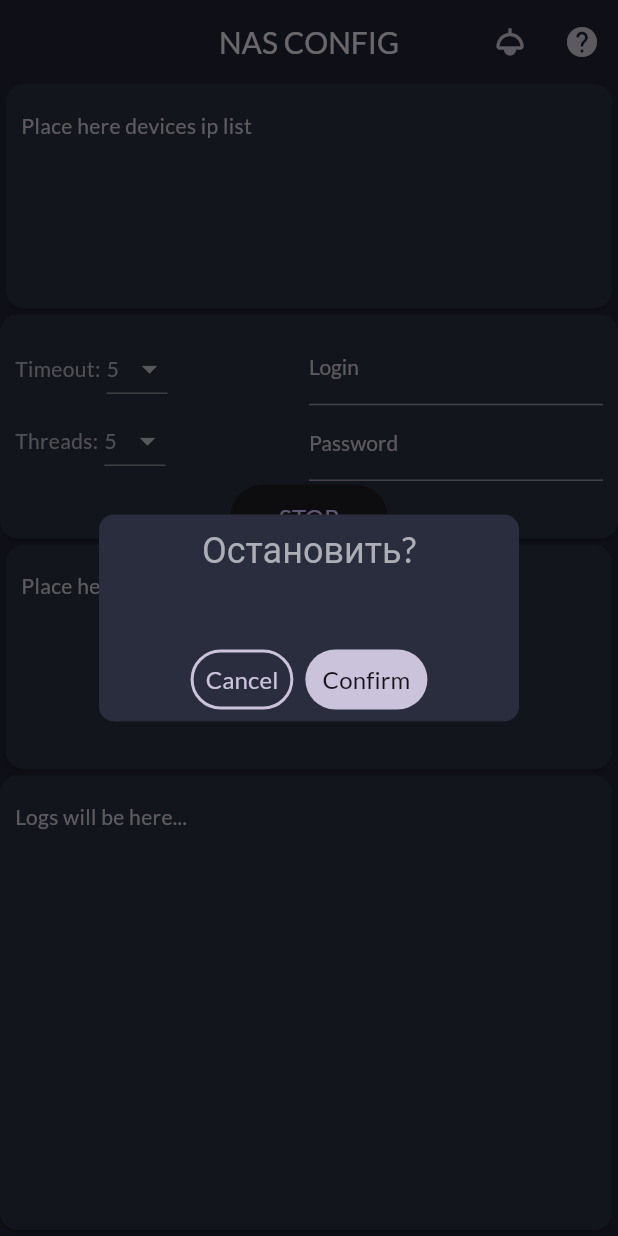
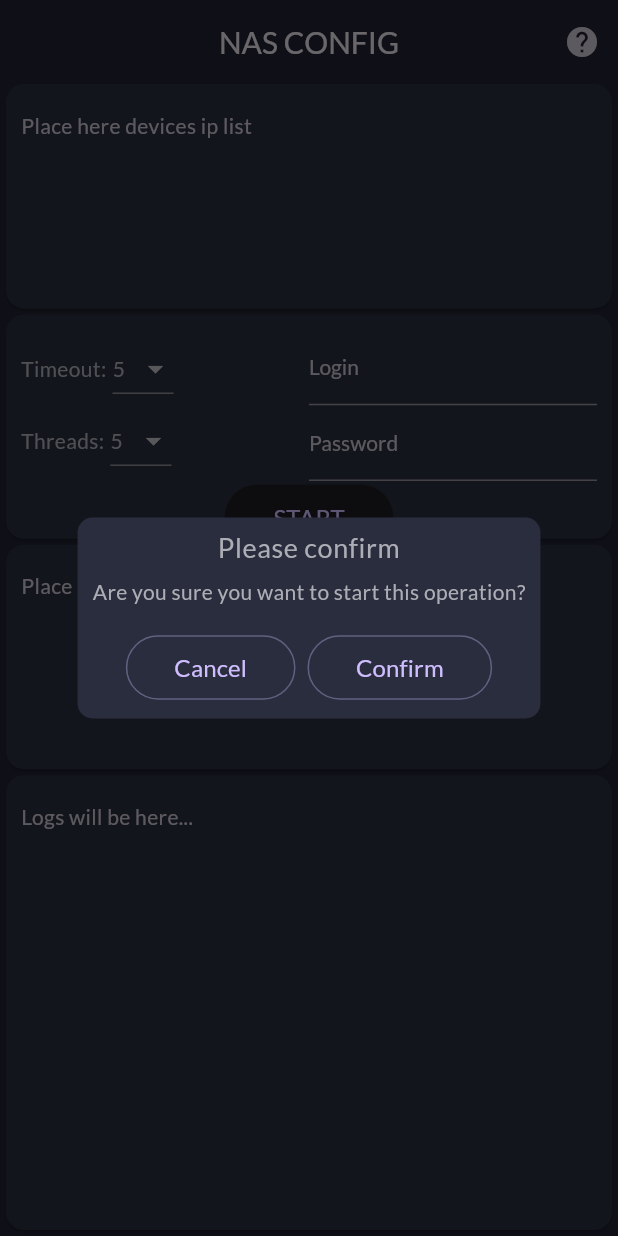
Before and after one commit to c100bit/nas_config, a Flutter app: the screen it shows after launch, after a tap on "START", on a phone screen of 412 x 824 dp. Run offline on Flutter 3.47's test engine with Material 2 defaults, Android fonts, the phone set to English and light mode, and no system bars; our stand-ins replace get, get_storage, google_fonts, responsive_framework.

Commit message:
added dialogs

```diff
--- a/lib/controllers/home_controller.dart
+++ b/lib/controllers/home_controller.dart
@@ -1,8 +1,8 @@
 import 'package:flutter/material.dart';
 import 'package:get/get.dart';
-import 'package:nas_config/core/constants.dart';
 import 'package:nas_config/models/app_model.dart';
 import 'package:nas_config/services/storage_repository.dart';
+import 'package:nas_config/widgets/shared/controls_dialog.dart';
 
 enum Status { stopped, started }
 
@@ -12,7 +12,9 @@ class HomeController extends GetxController {
 
   final settingsChangedInterval = const Duration(milliseconds: 1000);
 
-  final status = Status.stopped.obs;
+  final _status = Status.stopped.obs;
+  get status => _status.value;
+  updateStatus(Status val) => _status(val);
 
   final loginController = TextEditingController();
   final passwordController = TextEditingController();
@@ -22,20 +24,20 @@ class HomeController extends GetxController {
 
   HomeController(this._storageRepository);
 
-  updateStatus(Status val) => status(val);
+  void perform(ControlsDialog dialog) {
+    status == Status.stopped
+        ? dialog.startDialog(_startPerforming)
+        : dialog.stopDialog(_stopPerforming);
+  }
 
-  Future<void> perform() async {
-    Get.defaultDialog(
-        title: 'Остановить?',
-        middleText: "",
-        backgroundColor: secondaryColor,
-        titleStyle: TextStyle(color: textColor),
-        middleTextStyle: TextStyle(color: textColor),
-        textConfirm: "Confirm",
-        textCancel: "Cancel",
-        radius: defaultRadius);
+  void _startPerforming() {
+    print('startPerforming');
+    updateStatus(Status.started);
+  }
 
-    updateStatus(Status.started);
+  void _stopPerforming() {
+    print('stopPerforming');
+    updateStatus(Status.stopped);
   }
 
   void updateTimeout(int? val) => appModel.update((model) =>
--- a/lib/core/app_theme.dart
+++ b/lib/core/app_theme.dart
@@ -13,6 +13,7 @@ class AppTheme {
         colorSchemeSeed: colorSchemeSeed,
         scaffoldBackgroundColor: bgColor,
         canvasColor: secondaryColor,
+        focusColor: focusColor,
         appBarTheme: const AppBarTheme(
           backgroundColor: bgColor,
           scrolledUnderElevation: 0,
@@ -30,6 +31,7 @@ class AppTheme {
 
   TextTheme get _textTheme =>
       GoogleFonts.latoTextTheme(Theme.of(_context).textTheme.copyWith(
-          bodyText2: const TextStyle(color: textColor),
+          bodyText2: const TextStyle(color: textColor, fontSize: bodyTextSize),
+          caption: const TextStyle(color: textColor, fontSize: captionSize),
           button: const TextStyle(color: Colors.blue, fontSize: btnFontSize)));
 }
--- a/lib/core/app_translation.dart
+++ b/lib/core/app_translation.dart
@@ -1,7 +1,7 @@
 abstract class AppTranslation {
   static Map<String, Map<String, String>> translationsKeys = {
     "en_US": enUS,
-    "ru": ru,
+    //  "ru": ru,
   };
 }
 
@@ -9,13 +9,28 @@ final Map<String, String> enUS = {
   'devices_list_hint': 'Place here devices ip list',
   'commands_list_hint': 'Place here commands to execute',
   'logs_hint': 'Logs will be here...',
+  'dialog_stop_text': 'Are you sure you want to abort this operation?',
+  'dialog_start_text': 'Are you sure you want to start this operation?',
+  'controls_dialog_title': 'Please confirm',
+  'cancel': 'Cancel',
+  'confirm': 'Confirm',
+  'ok': 'Enjoy it',
+  'info_dialog_title': 'App Info',
+  'info_dialog_text':
+      '''The app is used to configure MikroTik-devices from ip-list via ssh-protocol.
+
+        1. Set timeout, threads count, login and password
+        2. Put devices ip-list
+        3. Place scope of commands to be executed
+        4. Push the Start button
+        ''',
   'timeout': 'Timeout:',
   'threads': 'Threads:',
   'login': 'Login',
   'password': 'Password',
   'start': 'START',
   'stop': 'STOP',
-  'app_title': 'NAS CONFIG'
+  'app_title': 'NAS CONFIG',
 };
 
 final Map<String, String> ru = {};
--- a/lib/core/constants.dart
+++ b/lib/core/constants.dart
@@ -4,12 +4,15 @@ const secondaryColor = Color(0xFF2A2D3E);
 const bgColor = Color(0xFF212332);
 const colorSchemeSeed = Color(0x006750A4);
 const textColor = Color(0xFFadaeb5);
+const focusColor = Color.fromARGB(255, 94, 98, 128);
 
 const defaultPadding = 10.0;
 const defaultMargin = 4.0;
 const defaultRadius = 10.0;
 
 const btnFontSize = 16.0;
+const captionSize = 18.0;
+const bodyTextSize = 14.0;
 
 const timeoutSelectValues = [5, 10, 20, 30];
 const threadsSelectValues = [5, 10, 20, 30];
--- a/lib/pages/home_page.dart
+++ b/lib/pages/home_page.dart
@@ -5,6 +5,7 @@ import 'package:nas_config/widgets/commands_widget.dart';
 import 'package:nas_config/widgets/controls_widget.dart';
 import 'package:nas_config/widgets/devices_widget.dart';
 import 'package:nas_config/widgets/logs_widget.dart';
+import 'package:nas_config/widgets/shared/info_dialog.dart';
 import 'package:responsive_framework/responsive_framework.dart';
 
 class HomePage extends get_x.GetView<HomeController> {
@@ -12,6 +13,7 @@ class HomePage extends get_x.GetView<HomeController> {
 
   @override
   Widget build(BuildContext context) {
+    final infoDialog = InfoDialog(context);
     final tabletRow = ResponsiveWrapper.of(context).isSmallerThan(TABLET)
         ? ResponsiveRowColumnType.COLUMN
         : ResponsiveRowColumnType.ROW;
@@ -21,8 +23,10 @@ class HomePage extends get_x.GetView<HomeController> {
           title: Text('app_title'.tr),
           centerTitle: true,
           actions: [
-            IconButton(onPressed: () {}, icon: const Icon(Icons.light)),
-            IconButton(onPressed: () {}, icon: const Icon(Icons.help))
+            IconButton(
+              onPressed: infoDialog.show,
+              icon: const Icon(Icons.help),
+            )
           ],
         ),
         body: ResponsiveRowColumn(
--- a/lib/widgets/controls_widget.dart
+++ b/lib/widgets/controls_widget.dart
@@ -1,17 +1,30 @@
 import 'package:flutter/material.dart';
-import 'package:get/get.dart';
+import 'package:get/get.dart' as get_x;
 import 'package:nas_config/controllers/home_controller.dart';
 import 'package:nas_config/core/constants.dart';
+import 'package:nas_config/widgets/shared/controls_dialog.dart';
 import 'package:nas_config/widgets/shared/select_widget.dart';
 import 'package:nas_config/widgets/shared/wrap_widget.dart';
+import 'package:responsive_framework/responsive_framework.dart';
 
-class ControlsWidget extends GetView<HomeController> {
+class ControlsWidget extends get_x.GetView<HomeController> {
   const ControlsWidget({Key? key}) : super(key: key);
 
   @override
   Widget build(BuildContext context) {
     return WrapWidget(
-        margin: const EdgeInsets.only(bottom: defaultMargin),
+        margin: ResponsiveValue<EdgeInsets>(context,
+            defaultValue: const EdgeInsets.only(bottom: defaultMargin),
+            valueWhen: [
+              const Condition.smallerThan(
+                name: TABLET,
+                value: EdgeInsets.only(
+                  left: defaultMargin,
+                  right: defaultMargin,
+                  bottom: defaultMargin,
+                ),
+              )
+            ]).value,
         child: Column(
           mainAxisAlignment: MainAxisAlignment.spaceBetween,
           children: [
@@ -19,12 +32,12 @@ class ControlsWidget extends GetView<HomeController> {
               Expanded(
                 child: Column(
                   children: [
-                    Obx(() => SelectWidget<int>(
+                    get_x.Obx(() => SelectWidget<int>(
                         title: 'timeout'.tr,
                         value: controller.appModel().settings.timeout,
                         items: controller.appModel().timeoutValues,
                         onChanged: (val) => controller.updateTimeout(val))),
-                    Obx(() => SelectWidget<int>(
+                    get_x.Obx(() => SelectWidget<int>(
                         title: 'threads'.tr,
                         value: controller.appModel().settings.threads,
                         items: controller.appModel().threadsValues,
@@ -50,18 +63,23 @@ class ControlsWidget extends GetView<HomeController> {
                 ),
               ),
             ]),
+            Row(
+              mainAxisAlignment: MainAxisAlignment.center,
+              children: [
                 ElevatedButton(
-              onPressed: controller.perform,
+                  onPressed: () => controller.perform(ControlsDialog(context)),
                   child: Padding(
                     padding: const EdgeInsets.all(defaultPadding),
-                child: Obx(() => Text(
-                      controller.status.value == Status.stopped
+                    child: get_x.Obx(() => Text(
+                          controller.status == Status.stopped
                               ? 'start'.tr
                               : 'stop'.tr,
                         )),
                   ),
                 ),
               ],
+            ),
+          ],
         ));
   }
 }
--- a/lib/widgets/logs_widget.dart
+++ b/lib/widgets/logs_widget.dart
@@ -1,18 +1,25 @@
 import 'package:flutter/material.dart';
-import 'package:get/get.dart';
+import 'package:get/get.dart' as get_x;
 import 'package:nas_config/controllers/home_controller.dart';
 import 'package:nas_config/core/constants.dart';
 import 'package:nas_config/widgets/shared/text_list_widget.dart';
 import 'package:nas_config/widgets/shared/wrap_widget.dart';
+import 'package:responsive_framework/responsive_framework.dart';
 
-class LogsWidget extends GetView<HomeController> {
+class LogsWidget extends get_x.GetView<HomeController> {
   const LogsWidget({Key? key}) : super(key: key);
 
   @override
   Widget build(BuildContext context) {
     return WrapWidget(
-        margin: const EdgeInsets.only(
-          left: 0,
+        margin: EdgeInsets.only(
+          left: ResponsiveValue<double>(context, defaultValue: 0, valueWhen: [
+                const Condition.smallerThan(
+                  name: TABLET,
+                  value: defaultMargin,
+                )
+              ]).value ??
+              0,
           right: defaultMargin,
           bottom: defaultMargin,
           top: 0,
--- /dev/null
+++ b/lib/widgets/shared/controls_dialog.dart
@@ -0,0 +1,51 @@
+import 'package:flutter/material.dart';
+import 'package:get/get.dart';
+import 'package:nas_config/core/constants.dart';
+
+typedef VoidCallback = void Function();
+
+class ControlsDialog {
+  final BuildContext context;
+
+  ControlsDialog(this.context);
+
+  void startDialog(VoidCallback confirm) =>
+      _innerDialog(confirm, stopAction: false);
+
+  void stopDialog(VoidCallback confirm) =>
+      _innerDialog(confirm, stopAction: true);
+
+  _innerDialog(VoidCallback confirm, {stopAction = false}) => Get.defaultDialog(
+      title: 'controls_dialog_title'.tr,
+      titleStyle: Theme.of(context).textTheme.caption,
+      middleText: stopAction ? 'dialog_stop_text'.tr : 'dialog_start_text'.tr,
+      backgroundColor: Theme.of(context).canvasColor,
+      middleTextStyle: Theme.of(context).textTheme.bodyText2,
+      contentPadding: const EdgeInsets.only(
+        left: defaultPadding,
+        bottom: defaultPadding,
+        right: defaultPadding,
+      ),
+      confirm: OutlinedButton(
+        style: OutlinedButton.styleFrom(
+          side: BorderSide(width: 1.0, color: Theme.of(context).focusColor),
+        ),
+        onPressed: () {
+          confirm();
+          Get.back();
+        },
+        child: Padding(
+            padding: const EdgeInsets.all(defaultPadding),
+            child: Text('confirm'.tr)),
+      ),
+      cancel: OutlinedButton(
+        style: OutlinedButton.styleFrom(
+          side: BorderSide(width: 1.0, color: Theme.of(context).focusColor),
+        ),
+        onPressed: () => Get.back(),
+        child: Padding(
+            padding: const EdgeInsets.all(defaultPadding),
+            child: Text('cancel'.tr)),
+      ),
+      radius: defaultRadius);
+}
--- /dev/null
+++ b/lib/widgets/shared/info_dialog.dart
@@ -0,0 +1,35 @@
+import 'package:flutter/material.dart';
+import 'package:get/get.dart';
+import 'package:nas_config/core/constants.dart';
+
+typedef VoidCallback = void Function();
+
+class InfoDialog {
+  final BuildContext context;
+
+  InfoDialog(this.context);
+
+  void show() => Get.defaultDialog(
+      title: 'info_dialog_title'.tr,
+      titleStyle: Theme.of(context).textTheme.caption,
+      middleText: 'info_dialog_text'.tr,
+      backgroundColor: Theme.of(context).canvasColor,
+      middleTextStyle: Theme.of(context).textTheme.bodyText2,
+      contentPadding: const EdgeInsets.only(
+        left: defaultPadding,
+        bottom: defaultPadding,
+        right: defaultPadding,
+      ),
+      confirm: OutlinedButton(
+        style: OutlinedButton.styleFrom(
+          side: BorderSide(width: 1.0, color: Theme.of(context).focusColor),
+        ),
+        onPressed: () {
+          Get.back();
+        },
+        child: Padding(
+            padding: const EdgeInsets.all(defaultPadding),
+            child: Text('ok'.tr)),
+      ),
+      radius: defaultRadius);
+}
```
Lines whose indentation alone changed are shown as unchanged.
